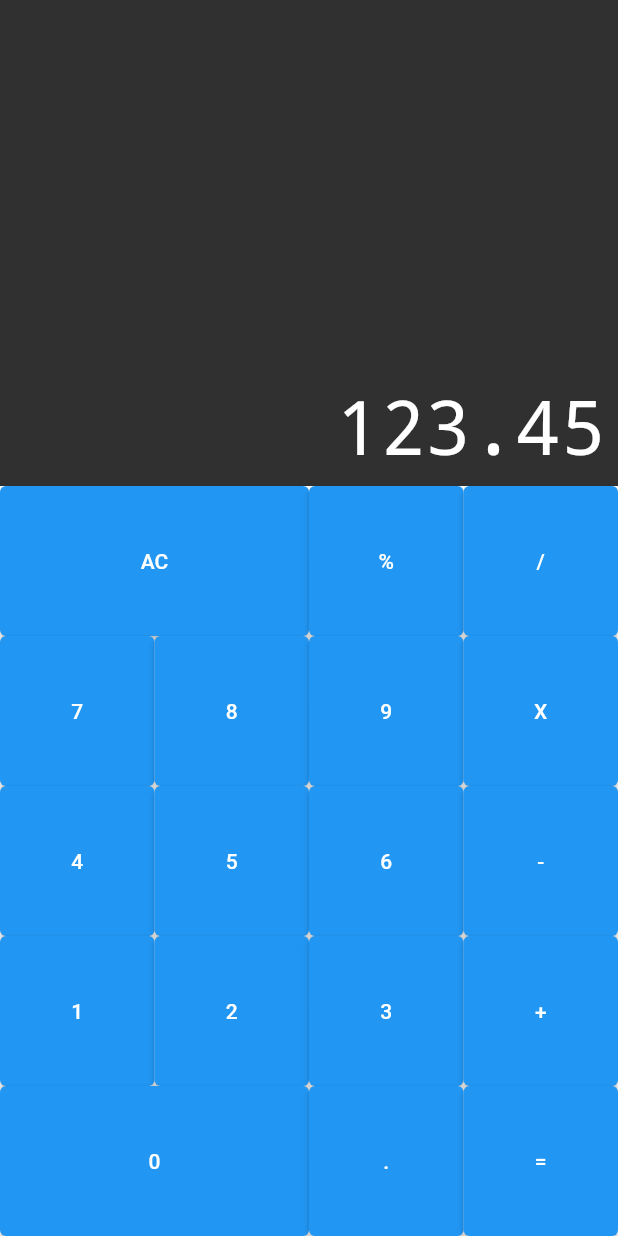
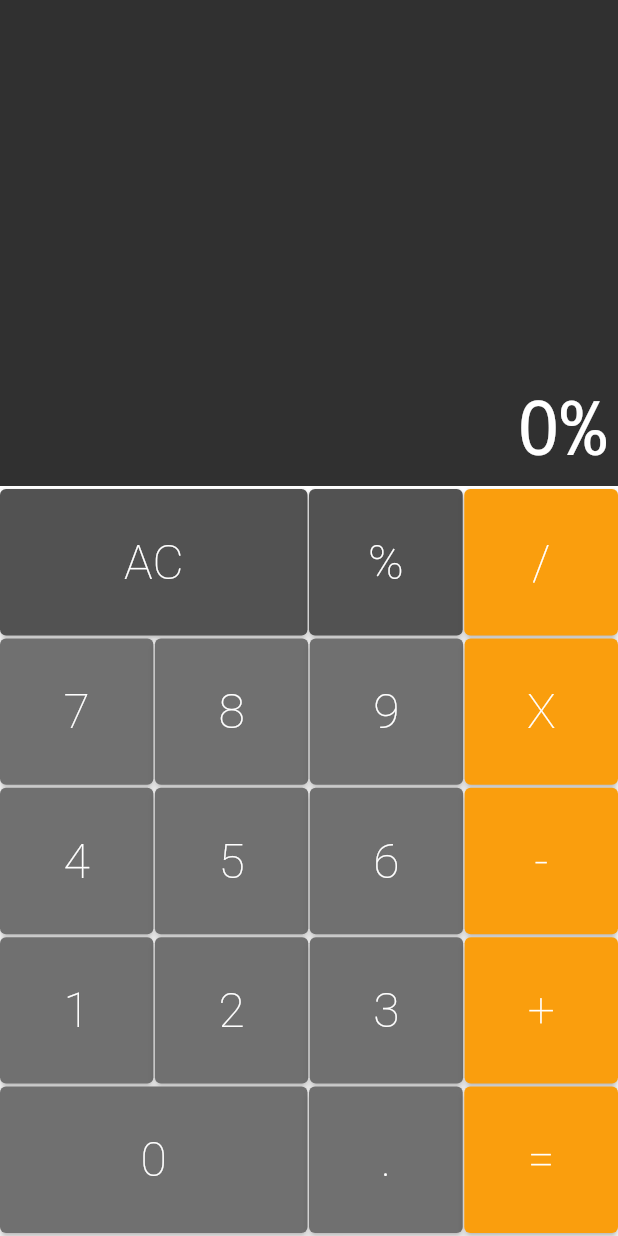
Before and after one commit to WellingtonSilvaSilva/Calculadora-em-Flutter, a Flutter app: the screen it shows after launch, after a tap on an icon or button, on a phone screen of 412 x 824 dp. Run offline on Flutter 3.47's test engine with Material 2 defaults, Android fonts, the phone set to English and light mode, and no system bars; drawn by our look-alikes of auto_size_text.

Commit message:
Etapa de personalização dos botões concluida.

```diff
--- a/lib/components/button_now.dart
+++ b/lib/components/button_now.dart
@@ -13,7 +13,10 @@ class ButtonRow extends StatelessWidget {
       flex: 1,
     child: Row(
       crossAxisAlignment: CrossAxisAlignment.stretch,
-      children: buttons,
+      children: buttons.fold(<Widget>[], (list,botons) {
+        list.isEmpty ? list.add(botons) : list.addAll([ const SizedBox(width:1), botons]);
+        return list;
+      } ),
      ),
     );
   }
--- a/lib/components/buttons.dart
+++ b/lib/components/buttons.dart
@@ -1,23 +1,51 @@
 import 'package:flutter/material.dart';
 
 class Button extends StatelessWidget {
-
+    static const DARK = Color.fromRGBO(82, 82, 82, 1);
+    static const DEFAULT = Color.fromRGBO(112, 112, 112, 1);
+    static const OPERATION = Color.fromRGBO(250, 158, 13, 1);
 
   final String text;
   final bool big;
+  final Color color;
+  final void Function(String) cb;
 
- const Button({
+   const Button({
     required this.text,
     this.big = false,
+    this.color = DEFAULT,
+    required this.cb,
+  });
+    const Button.big({
+    required this.text,
+    this.big = true,
+    this.color = DEFAULT,
+    required this.cb,
+  });
+    const Button.operation({
+    required this.text,
+    this.big = false,
+    this.color = OPERATION,
+    required this.cb,
   });
 
   @override
   Widget build(BuildContext context) {
-    return Expanded(
+    return  Expanded(
       flex: big ? 2 : 1,
-    child: ElevatedButton(
-      child:  Text (text),
-      onPressed: () {},
+    child: ElevatedButton  (
+      style: ElevatedButton.styleFrom(
+        primary: color,
+      ),
+      child: Text(
+        text,
+        style: const TextStyle(
+          color: Colors.white,
+          fontSize: 32,
+          fontWeight: FontWeight.w200,
+        ),
+      ),
+      onPressed: ( ) => cb(text),
 
      ),
     );
--- a/lib/components/keyboard.dart
+++ b/lib/components/keyboard.dart
@@ -3,7 +3,11 @@ import 'buttons.dart';
 import 'button_now.dart';
 
 class Keyboard extends StatelessWidget {
-  const Keyboard({ Key? key }) : super(key: key);
+
+
+  final void Function(String) cb;
+
+  Keyboard(this.cb);
 
   @override
   Widget build (BuildContext  context) {
@@ -11,40 +15,46 @@ class Keyboard extends StatelessWidget {
       height: 500,
       child: Column(
         children: <Widget>[
+          const SizedBox(height:2),
           ButtonRow(
-            const [
-              Button(text: 'AC' , big: true),
-              Button(text: '%'),
-              Button(text: '/'),
+               [
+              Button.big(text: 'AC', color: Button.DARK, cb: cb),
+              Button(text: '%', color: Button.DARK, cb: cb),
+              Button.operation(text: '/', cb: cb),
           ]),
+           const SizedBox(height:2),
           ButtonRow(
-            const [
-              Button(text: '7'),
-              Button(text: '8'),
-              Button(text: '9'),
-              Button(text: 'X'),
+             [
+              Button(text: '7', cb: cb),
+              Button(text: '8', cb: cb),
+              Button(text: '9', cb: cb),
+              Button.operation(text: 'X', cb: cb),
           ]),
+            const SizedBox(height:2),
         ButtonRow(
-          const [
-          Button(text: '4'),
-          Button(text: '5'),
-          Button(text: '6'),
-          Button(text: '-'),
+           [
+          Button(text: '4', cb: cb),
+          Button(text: '5', cb: cb),
+          Button(text: '6', cb: cb),
+          Button.operation(text: '-', cb: cb),
         ]),
+          const SizedBox(height:2),
          ButtonRow(
-          const[
-            Button(text: '1'),
-            Button(text: '2'),
-            Button(text: '3'),
-            Button(text: '+'),
+          [
+            Button(text: '1', cb: cb),
+            Button(text: '2', cb: cb),
+            Button(text: '3', cb: cb),
+            Button.operation(text: '+', cb: cb),
          ]) ,
+          const SizedBox(height: 2),
          ButtonRow(
-          const [
-            Button(text: '0', big: true),
-            Button(text: '.'),
-            Button(text: '='),
+           [
+            Button.big(text: '0', cb: cb),
+            Button(text: '.', cb: cb),
+            Button.operation(text: '=', cb: cb),
 
          ]),
+         const SizedBox(height:2),
         ]
       ),
 
--- a/lib/models/memory.dart
+++ b/lib/models/memory.dart
@@ -1,5 +1,23 @@
+
+class Memory {
+  String  _value = '0';
+
+  void applyCommand(String command) {
+    if(command == 'AC'){
+        _allClear();
+    } else{
+      _value += command;
+    }
+
+  }
+
+    _allClear(){
+        _value = '0';
+    }
+
+  String get value {
+      return _value;
+  }
 
 
-class Memory {
-
 }
--- a/lib/screens/calculator.dart
+++ b/lib/screens/calculator.dart
@@ -1,17 +1,32 @@
 import '../components/display.dart';
 import 'package:flutter/material.dart';
 import '../components/keyboard.dart';
+import 'package:calculadora_flutter/models/memory.dart';
 
-class Calculator extends StatelessWidget {
+class Calculator extends StatefulWidget {
   const Calculator({ Key? key }) : super(key: key);
+
+  @override
+  State<Calculator> createState() => _CalculatorState();
+}
+
+class _CalculatorState extends State<Calculator> {
+  final Memory  memory = Memory();
+
+
+  _onPressed(String command) {
+      setState(() {
+        memory.applyCommand(command);
+      });
+  }
 
   @override
   Widget build(BuildContext context) {
     return MaterialApp(
       home: Column(
-        children: const <Widget>[
-            Display('123.45'),
-            Keyboard(),
+        children: <Widget>[
+             Display(memory.value),
+            Keyboard(_onPressed),
         ],
       ),
     );
```
